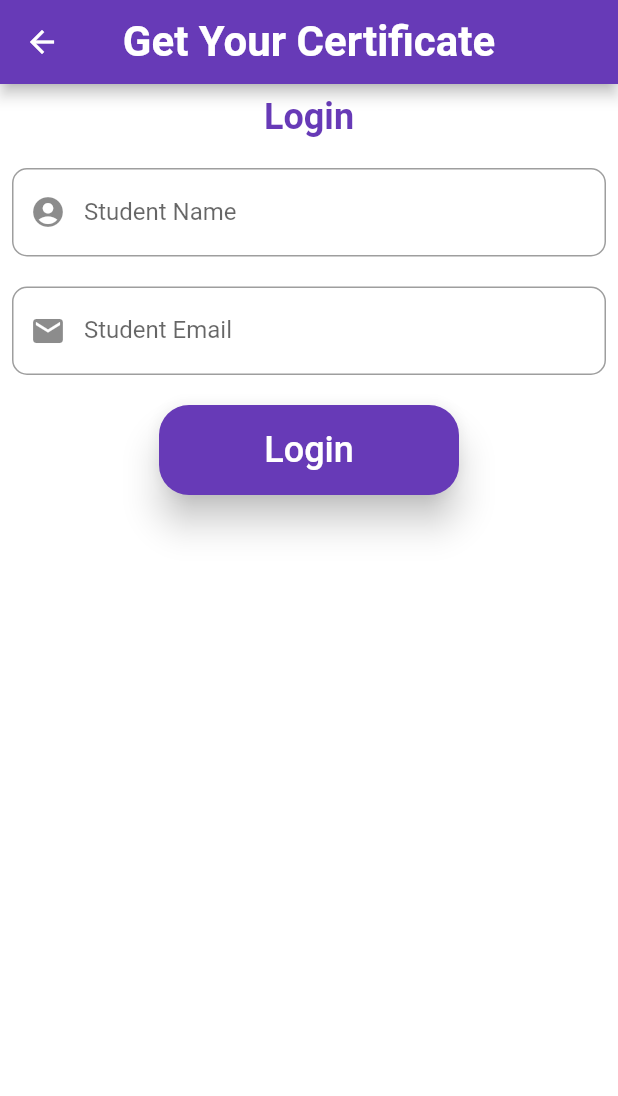
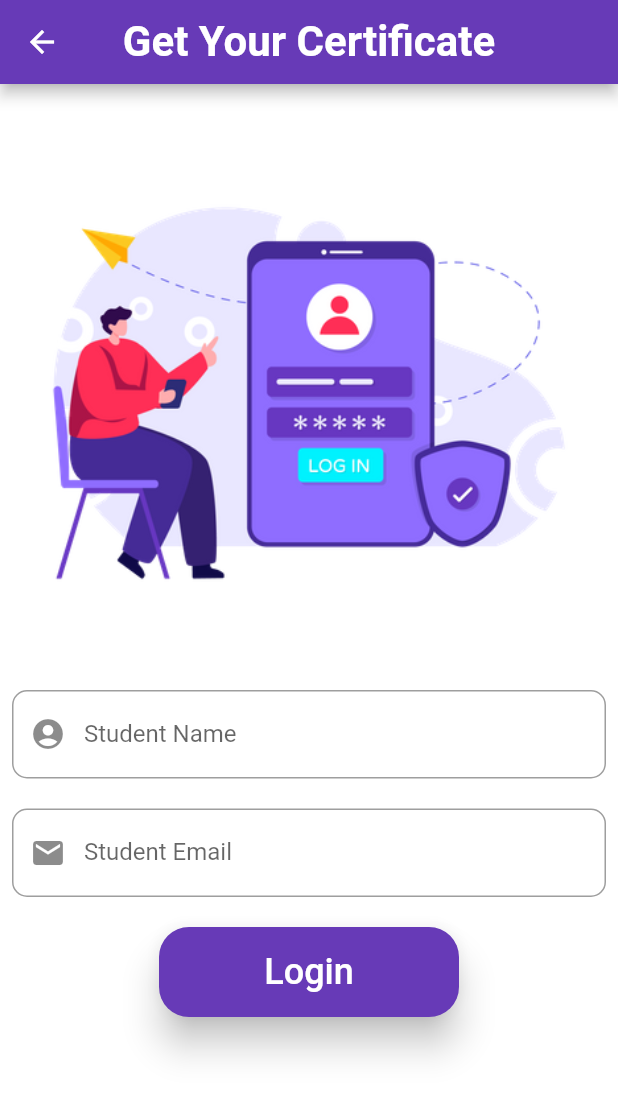
Before and after one commit to rajput-hemant/flutter-live-coding-challenge, a Flutter app: the screen it shows after launch, after a tap on "Get Started", on a phone screen of 412 x 824 dp. Shown: the top 1096 px of the screen. Run offline on Flutter 3.47's test engine with Material 2 defaults, Android fonts, the phone set to English and light mode, and no system bars.

Commit message:
updated login_screen
Signed-off-by: rajput-hemant <hemant.rajput_cs20@gla.ac.in>

```diff
--- a/lib/screens/login_screen.dart
+++ b/lib/screens/login_screen.dart
@@ -25,14 +25,16 @@ class LoginScreen extends StatelessWidget {
         padding: const EdgeInsets.all(8.0),
         child: Column(
           children: [
-            Text(
-              'Login',
-              style: TextStyle(
-                  color: Theme.of(context).colorScheme.primary,
-                  fontSize: 24,
-                  fontWeight: FontWeight.bold),
-            ),
-            const SizedBox(height: 20),
+            // Text(
+            //   'Login',
+            //   style: TextStyle(
+            //     color: Theme.of(context).colorScheme.primary,
+            //     fontSize: 24,
+            //     fontWeight: FontWeight.bold,
+            //   ),
+            // ),
+            Image.asset('assets/images/login.webp'),
+            // const SizedBox(height: 20),
             TextFieldBuilder(
               icon: const Icon(Icons.account_circle_sharp),
               labelText: "Student Name",
```
